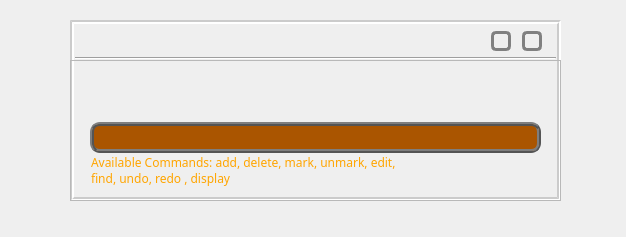
Above: SeamPLE/SeampleView.ui from Riandy/cs2103aug12-f09-1c before the change. Below: the same form after it.
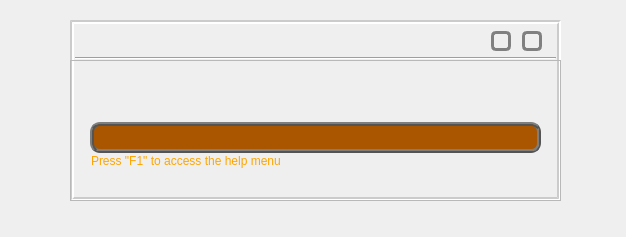
That is the form after the change. Icons and pictures are not drawn. Custom widgets are drawn as their Qt base class.

```diff
--- a/SeamPLE/SeampleView.ui
+++ b/SeamPLE/SeampleView.ui
@@ -251,7 +251,11 @@
 }</string>
       </property>
       <property name="text">
-       <string>&lt;font size=3 face=&quot;Gill Sans Ultra Bold Condensed&quot; color = &quot;orange&quot;&gt;Available Commands: add, delete, mark, unmark, edit,&lt;br&gt; find, undo, redo , display &lt;/font&gt;</string>
+       <string>&lt;!DOCTYPE HTML PUBLIC &quot;-//W3C//DTD HTML 4.0//EN&quot; &quot;http://www.w3.org/TR/REC-html40/strict.dtd&quot;&gt;
+&lt;html&gt;&lt;head&gt;&lt;meta name=&quot;qrichtext&quot; content=&quot;1&quot; /&gt;&lt;style type=&quot;text/css&quot;&gt;
+p, li { white-space: pre-wrap; }
+&lt;/style&gt;&lt;/head&gt;&lt;body style=&quot; font-family:'MS Shell Dlg 2'; font-size:9pt; font-weight:400; font-style:normal;&quot;&gt;
+&lt;p style=&quot; margin-top:0px; margin-bottom:0px; margin-left:0px; margin-right:0px; -qt-block-indent:0; text-indent:0px;&quot;&gt;&lt;span style=&quot; font-family:'Gill Sans Ultra Bold Condensed'; font-size:medium; color:#ffa500;&quot;&gt;Press &amp;quot;F1&amp;quot; to access the help menu&lt;/span&gt;&lt;/p&gt;&lt;/body&gt;&lt;/html&gt;</string>
       </property>
       <property name="alignment">
        <set>Qt::AlignLeading|Qt::AlignLeft|Qt::AlignTop</set>
```
